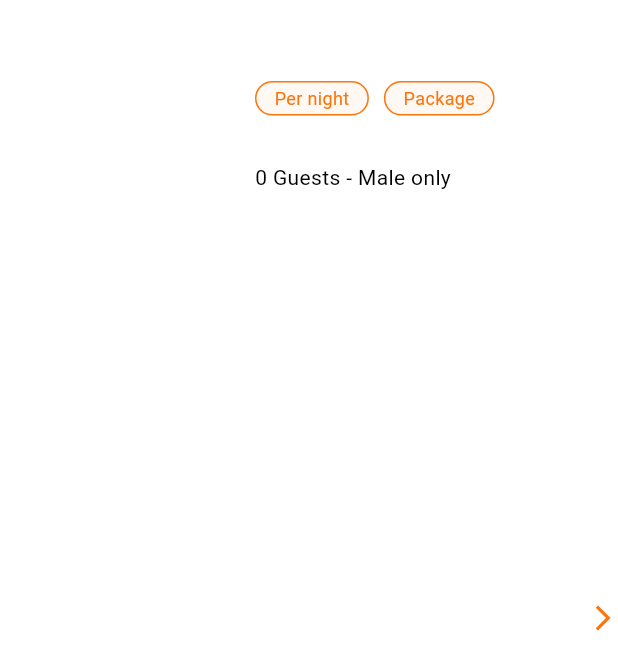
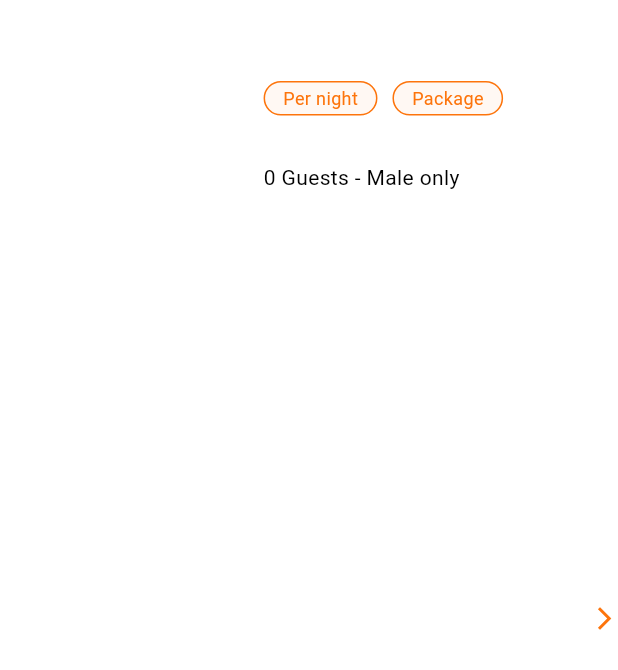
Before and after one commit to NehalAs/parotia, a Flutter app: the PropertyItem widget shown alone on an empty page, opened directly with empty values, on a phone screen of 412 x 824 dp. Shown: the top 670 px of the screen. Run offline on Flutter 3.47's test engine with Material 3 defaults, Android fonts, the phone set to English and light mode, and no system bars; our stand-ins replace cloud_firestore, firebase_core, flutter_bloc, flutter_svg, smooth_page_indicator, table_calendar; accounts and stored records are empty.

Commit message:
edit responsive

```diff
--- a/lib/modules/owner_modules/edit_price/presentation/widgets/dates_range_row.dart
+++ b/lib/modules/owner_modules/edit_price/presentation/widgets/dates_range_row.dart
@@ -14,7 +14,7 @@ class DatesRangeRow extends StatelessWidget {
       children: [
          FromDateItem(title: isOneDayOnly?'Date':'From Date',date: DateFormat('E, d MMM yyyy').format(days[0]).toString(),),
         if(!isOneDayOnly)...[
-          const SizedBox(width: 60,),
+          const Spacer(),
           FromDateItem(title:'To Date' ,date: DateFormat('E, d MMM yyyy').format(days.last).toString(),),
         ]
       ],
--- a/lib/modules/owner_modules/my_rentals/presentation/views/make_rentals_view.dart
+++ b/lib/modules/owner_modules/my_rentals/presentation/views/make_rentals_view.dart
@@ -30,7 +30,7 @@ class MyRentalsView extends StatelessWidget {
               centerTitle: true,
             ),
             body: state is GetMyRentalsLoadingState?const Center(child: CircularProgressIndicator(color: AppColors.orange0B,)):Padding(
-              padding: const EdgeInsets.all(20),
+              padding: const EdgeInsets.all(16),
               child: ListView.separated(
                 itemBuilder: (context, index) => PropertyItem(rentalModel:myRentalsCubit.myRentals[index]),
                 itemCount: myRentalsCubit.myRentals.length,
--- a/lib/modules/owner_modules/my_rentals/presentation/widgets/image_item.dart
+++ b/lib/modules/owner_modules/my_rentals/presentation/widgets/image_item.dart
@@ -10,7 +10,7 @@ class ImageItem extends StatelessWidget {
       child: Image(
           height: 150,
           width: 150,
-          fit: BoxFit.fill,
+          fit: BoxFit.cover,
           image: NetworkImage(image)),
     );
   }
--- a/lib/modules/owner_modules/my_rentals/presentation/widgets/property_item.dart
+++ b/lib/modules/owner_modules/my_rentals/presentation/widgets/property_item.dart
@@ -15,17 +15,20 @@ class PropertyItem extends StatelessWidget {
       child: Row(
         crossAxisAlignment: CrossAxisAlignment.center,
         children: [
-          ImagesPageView(images: rentalModel.images,),
+          Expanded(
+              flex: 3,
+              child: ImagesPageView(images: rentalModel.images,)),
           const SizedBox(
-            width: 20,
+            width: 12,
           ),
           Expanded(
+            flex: 4,
             child: ApartmentInfo(rentalModel:rentalModel),
           ),
           const Icon(
             Icons.arrow_forward_ios,
             color: AppColors.orange0B,
-            size: 20,
+            size: 18,
           ),
         ],
       ),
--- a/lib/modules/vistors_modules/visitor_home/presentation/widgets/visitor_selected_days_range_row.dart
+++ b/lib/modules/vistors_modules/visitor_home/presentation/widgets/visitor_selected_days_range_row.dart
@@ -17,9 +17,7 @@ class VisitorSelectedDaysRangeRow extends StatelessWidget {
           style: Styles.fontSize14RegularGrey
               .copyWith(color: Colors.black),
         ),
-        const SizedBox(
-          width: 90,
-        ),
+       const Spacer(),
         Text(
           days.isEmpty?'':
         DateFormat('E, d MMM yyyy').format(days.last).toString(),
```
